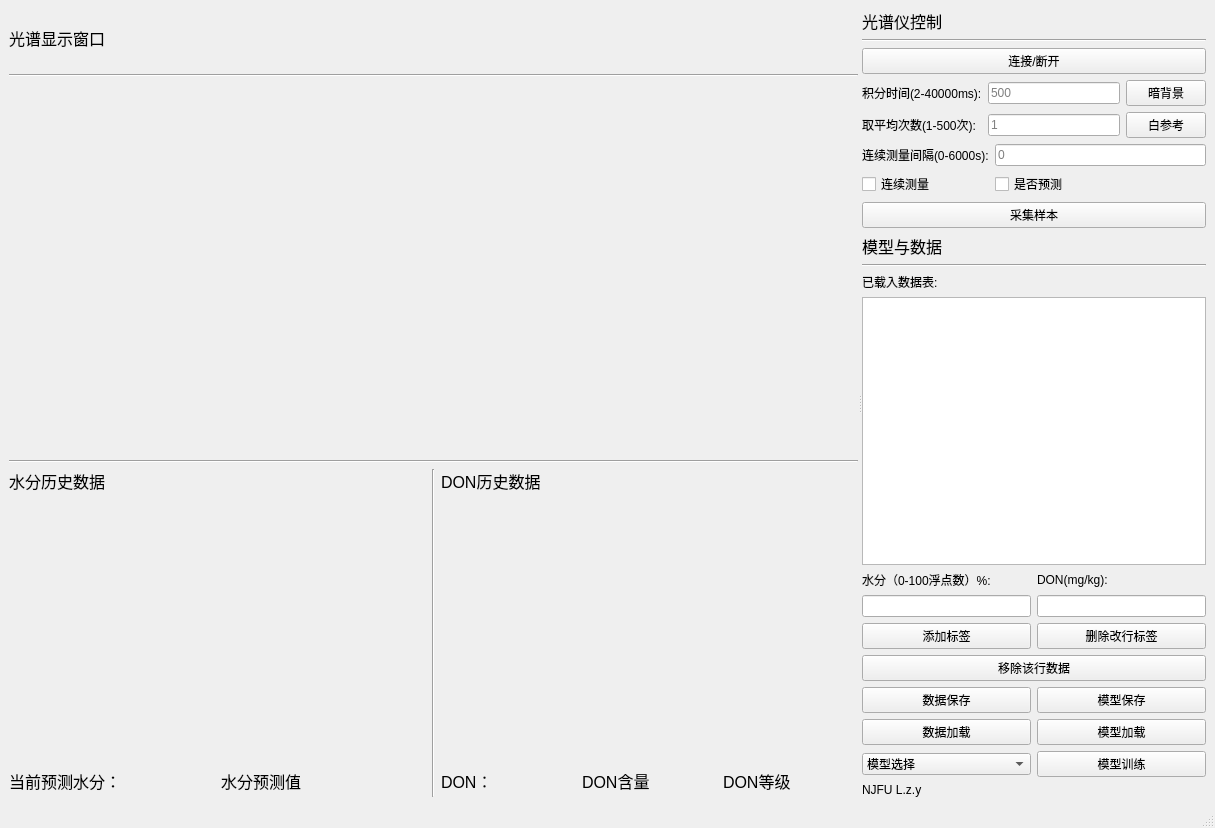
Before: the Qt Designer form mainWin.ui in Karllzy/specctrl, drawn with Qt 5.
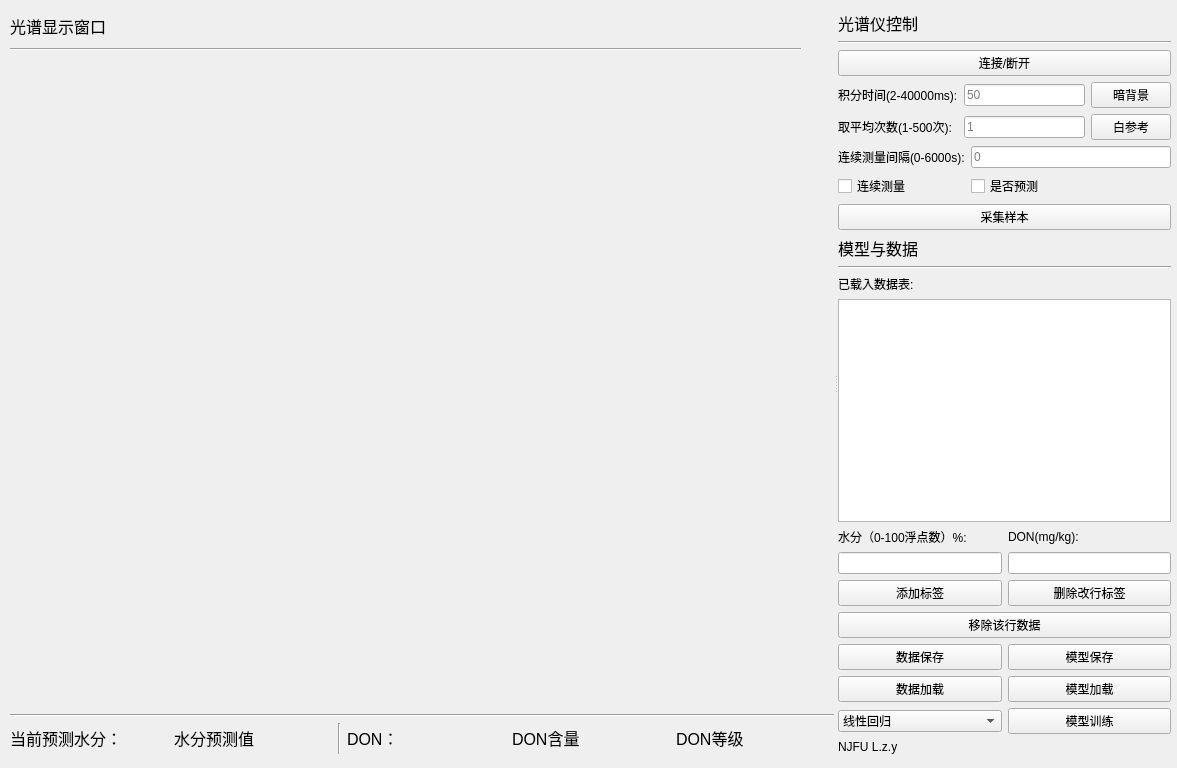
After: the same form once the commit is applied. Custom widgets are drawn as their Qt base class.

What changed in the file:
```diff
--- a/mainWin.ui
+++ b/mainWin.ui
@@ -6,33 +6,39 @@
    <rect>
     <x>0</x>
     <y>0</y>
-    <width>1215</width>
-    <height>828</height>
+    <width>1177</width>
+    <height>768</height>
    </rect>
   </property>
   <property name="minimumSize">
    <size>
-    <width>1215</width>
-    <height>828</height>
+    <width>1177</width>
+    <height>768</height>
    </size>
   </property>
   <property name="maximumSize">
    <size>
-    <width>1215</width>
-    <height>828</height>
+    <width>1177</width>
+    <height>768</height>
    </size>
   </property>
   <property name="windowTitle">
    <string>MainWindow</string>
   </property>
   <widget class="QWidget" name="centralwidget">
-   <layout class="QHBoxLayout" name="horizontalLayout_2">
-    <item>
      <widget class="QSplitter" name="splitter">
+    <property name="geometry">
+     <rect>
+      <x>10</x>
+      <y>11</y>
+      <width>1161</width>
+      <height>743</height>
+     </rect>
+    </property>
       <property name="orientation">
        <enum>Qt::Horizontal</enum>
       </property>
-      <widget class="QWidget" name="layoutWidget">
+    <widget class="QWidget" name="">
        <layout class="QVBoxLayout" name="verticalLayout_2">
         <item>
          <widget class="QLabel" name="label_8">
@@ -49,6 +55,18 @@
         </item>
         <item>
          <widget class="Line" name="line_4">
+        <property name="minimumSize">
+         <size>
+          <width>791</width>
+          <height>0</height>
+         </size>
+        </property>
+        <property name="maximumSize">
+         <size>
+          <width>791</width>
+          <height>16777215</height>
+         </size>
+        </property>
           <property name="orientation">
            <enum>Qt::Horizontal</enum>
           </property>
@@ -59,7 +77,13 @@
           <property name="minimumSize">
            <size>
             <width>791</width>
-            <height>371</height>
+          <height>651</height>
+         </size>
+        </property>
+        <property name="maximumSize">
+         <size>
+          <width>791</width>
+          <height>651</height>
            </size>
           </property>
          </widget>
@@ -74,31 +98,6 @@
         <item>
          <layout class="QHBoxLayout" name="horizontalLayout">
           <item>
-           <layout class="QGridLayout" name="gridLayout_6">
-            <item row="0" column="0">
-             <widget class="QLabel" name="label_9">
-              <property name="minimumSize">
-               <size>
-                <width>141</width>
-                <height>21</height>
-               </size>
-              </property>
-              <property name="text">
-               <string>&lt;html&gt;&lt;head/&gt;&lt;body&gt;&lt;p&gt;&lt;span style=&quot; font-size:12pt;&quot;&gt;水分历史数据&lt;/span&gt;&lt;/p&gt;&lt;/body&gt;&lt;/html&gt;</string>
-              </property>
-             </widget>
-            </item>
-            <item row="1" column="0" colspan="2">
-             <widget class="MatplotlibWidget" name="matplotlibWidget_mosi" native="true">
-              <property name="minimumSize">
-               <size>
-                <width>371</width>
-                <height>261</height>
-               </size>
-              </property>
-             </widget>
-            </item>
-            <item row="2" column="0">
              <widget class="QLabel" name="label_14">
               <property name="minimumSize">
                <size>
@@ -111,7 +110,7 @@
               </property>
              </widget>
             </item>
-            <item row="2" column="1">
+        <item>
              <widget class="QLabel" name="label_mosi">
               <property name="minimumSize">
                <size>
@@ -124,8 +123,6 @@
               </property>
              </widget>
             </item>
-           </layout>
-          </item>
           <item>
            <widget class="Line" name="line_2">
             <property name="orientation">
@@ -134,31 +131,6 @@
            </widget>
           </item>
           <item>
-           <layout class="QGridLayout" name="gridLayout_5">
-            <item row="0" column="0" colspan="2">
-             <widget class="QLabel" name="label_10">
-              <property name="minimumSize">
-               <size>
-                <width>121</width>
-                <height>21</height>
-               </size>
-              </property>
-              <property name="text">
-               <string>&lt;html&gt;&lt;head/&gt;&lt;body&gt;&lt;p&gt;&lt;span style=&quot; font-size:12pt;&quot;&gt;DON历史数据&lt;/span&gt;&lt;/p&gt;&lt;/body&gt;&lt;/html&gt;</string>
-              </property>
-             </widget>
-            </item>
-            <item row="1" column="0" colspan="3">
-             <widget class="MatplotlibWidget" name="matplotlibWidget_don" native="true">
-              <property name="minimumSize">
-               <size>
-                <width>371</width>
-                <height>261</height>
-               </size>
-              </property>
-             </widget>
-            </item>
-            <item row="2" column="0">
              <widget class="QLabel" name="label_15">
               <property name="minimumSize">
                <size>
@@ -171,7 +143,7 @@
               </property>
              </widget>
             </item>
-            <item row="2" column="1">
+        <item>
              <widget class="QLabel" name="label_don">
               <property name="minimumSize">
                <size>
@@ -184,7 +156,7 @@
               </property>
              </widget>
             </item>
-            <item row="2" column="2">
+        <item>
              <widget class="QLabel" name="label_don_level">
               <property name="minimumSize">
                <size>
@@ -200,8 +172,6 @@
            </layout>
           </item>
          </layout>
-        </item>
-       </layout>
       </widget>
       <widget class="QWidget" name="layoutWidget">
        <layout class="QVBoxLayout" name="verticalLayout">
@@ -238,7 +208,7 @@
           <item row="0" column="1">
            <widget class="QLineEdit" name="lineEdit_int_time">
             <property name="placeholderText">
-             <string>500</string>
+           <string>50</string>
             </property>
            </widget>
           </item>
@@ -333,7 +303,11 @@
          </widget>
         </item>
         <item>
-         <widget class="QTableWidget" name="tableWidget_data"/>
+       <widget class="QTableView" name="tableView_data">
+        <property name="enabled">
+         <bool>true</bool>
+        </property>
+       </widget>
         </item>
         <item>
          <layout class="QGridLayout" name="gridLayout_3">
@@ -414,7 +388,12 @@
            <widget class="QComboBox" name="comboBox_model_selection">
             <item>
              <property name="text">
-              <string>模型选择</string>
+            <string>线性回归</string>
+           </property>
+          </item>
+          <item>
+           <property name="text">
+            <string>支持向量回归</string>
              </property>
             </item>
            </widget>
@@ -438,20 +417,7 @@
        </layout>
       </widget>
      </widget>
-    </item>
-   </layout>
   </widget>
-  <widget class="QMenuBar" name="menubar">
-   <property name="geometry">
-    <rect>
-     <x>0</x>
-     <y>0</y>
-     <width>1215</width>
-     <height>23</height>
-    </rect>
-   </property>
-  </widget>
-  <widget class="QStatusBar" name="statusbar"/>
  </widget>
  <customwidgets>
   <customwidget>
```
Lines whose indentation alone changed are shown as unchanged.
